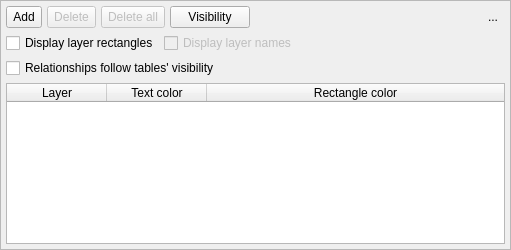
Before: the Qt Designer form libs/libgui/ui/widgets/layersconfigwidget.ui in arichiardi/pgmodeler, drawn with Qt 5.
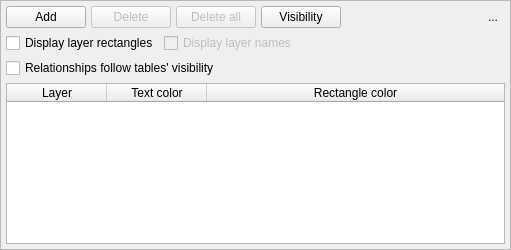
After: the same form once the commit is applied. Icons and pictures are not drawn.

Commit message: Finished the conversion of QToolButtons to QPushButton

Diff of the .ui file:
```diff
--- a/libs/libgui/ui/widgets/layersconfigwidget.ui
+++ b/libs/libgui/ui/widgets/layersconfigwidget.ui
@@ -80,7 +80,7 @@
       <item>
        <layout class="QHBoxLayout" name="horizontalLayout_2">
         <item>
-         <widget class="QToolButton" name="add_tb">
+         <widget class="QPushButton" name="add_btn">
           <property name="enabled">
            <bool>true</bool>
           </property>
@@ -115,16 +115,10 @@
           <property name="shortcut">
            <string>Ins</string>
           </property>
-          <property name="toolButtonStyle">
-           <enum>Qt::ToolButtonStyle::ToolButtonTextBesideIcon</enum>
-          </property>
-          <property name="autoRaise">
-           <bool>false</bool>
-          </property>
          </widget>
         </item>
         <item>
-         <widget class="QToolButton" name="remove_tb">
+         <widget class="QPushButton" name="remove_btn">
           <property name="enabled">
            <bool>false</bool>
           </property>
@@ -159,16 +153,10 @@
           <property name="shortcut">
            <string>Del</string>
           </property>
-          <property name="toolButtonStyle">
-           <enum>Qt::ToolButtonStyle::ToolButtonTextBesideIcon</enum>
-          </property>
-          <property name="autoRaise">
-           <bool>false</bool>
-          </property>
          </widget>
         </item>
         <item>
-         <widget class="QToolButton" name="remove_all_tb">
+         <widget class="QPushButton" name="remove_all_btn">
           <property name="enabled">
            <bool>false</bool>
           </property>
@@ -203,12 +191,6 @@
           <property name="shortcut">
            <string>Shift+Del</string>
           </property>
-          <property name="toolButtonStyle">
-           <enum>Qt::ToolButtonStyle::ToolButtonTextBesideIcon</enum>
-          </property>
-          <property name="autoRaise">
-           <bool>false</bool>
-          </property>
          </widget>
         </item>
         <item>
```
Left out of the diff: 10 changed lines with no effect on the pictures. The commit also changes 26 other files.
